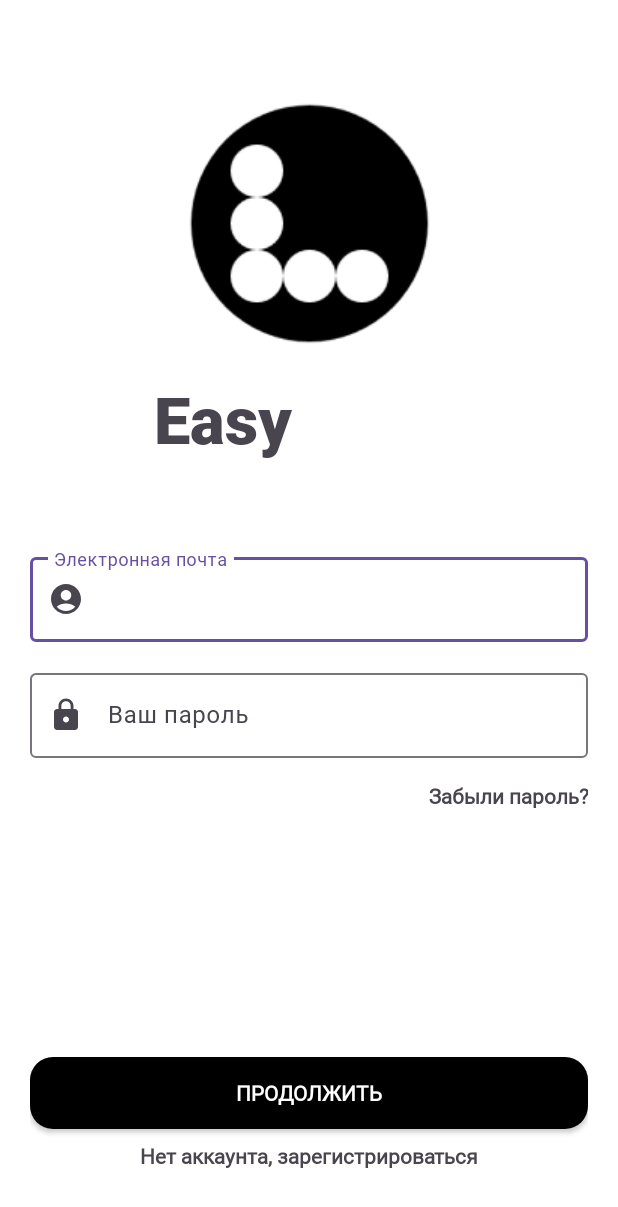
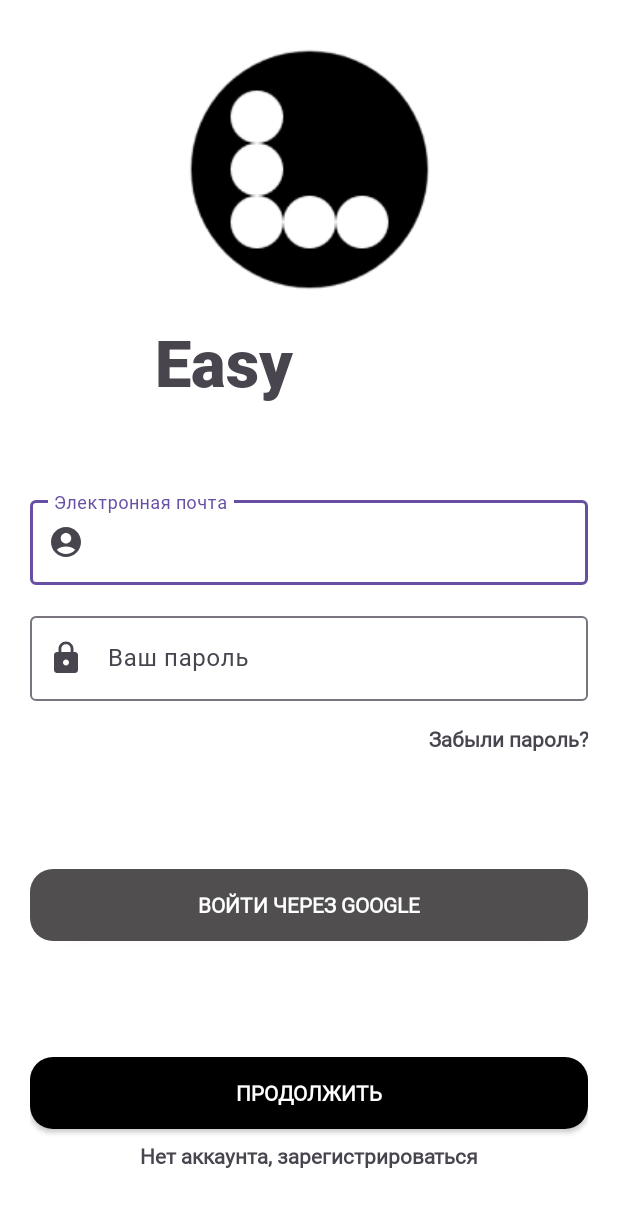
Before and after one commit to hereyourname-hub/IS, an Android app: the LoginActivity screen opened directly, with no data from a screen before it, on a phone screen of 412 x 824 dp. Shown: the top 1207 px of the screen. Run offline under Robolectric (Android 15) with nearby library versions, the phone set to English and light mode, and no system bars; our stand-ins replace Firebase (no records; nobody signed in at launch, a user with empty details on screens opened directly); 1 statement that could not run was skipped.

Commit message:
here dark mode

```diff
--- a/app/build.gradle
+++ b/app/build.gradle
@@ -1,6 +1,7 @@
 plugins {
     id 'com.android.application'
     id 'com.google.gms.google-services'
+
 }
 
 android {
@@ -28,6 +29,10 @@ android {
         testImplementation 'junit:junit:4.13.2'
         androidTestImplementation 'androidx.test.ext:junit:1.1.5'
         androidTestImplementation 'androidx.test.espresso:espresso-core:3.5.1'
+        implementation 'pl.droidsonroids.gif:android-gif-drawable:1.2.19'
+
+        implementation 'com.google.android.gms:play-services-auth:20.2.0'
+
 
     }
 
@@ -48,4 +53,5 @@ dependencies {
     implementation 'com.google.android.material:material:1.5.0'
     implementation 'androidx.constraintlayout:constraintlayout:2.1.4'
     implementation 'com.airbnb.android:lottie:4.2.2'
+    implementation 'com.google.firebase:firebase-auth:21.1.0'
 }
--- a/app/src/main/AndroidManifest.xml
+++ b/app/src/main/AndroidManifest.xml
@@ -14,6 +14,9 @@
         android:supportsRtl="true"
         android:theme="@style/Theme.EasyShelf"
         tools:targetApi="31">
+        <activity
+            android:name=".Frame32"
+            android:exported="false" />
         <activity
             android:name=".Frame24"
             android:exported="false" />
@@ -42,7 +45,7 @@
         <activity
             android:name=".MainActivity"
             android:exported="true"
-            android:theme="@style/AppTheme.NoActionBar"></activity>
+            android:theme="@style/AppTheme.NoActionBar" />
     </application>
 
 </manifest>
--- a/app/src/main/java/com/example/easyshelf/Frame18.java
+++ b/app/src/main/java/com/example/easyshelf/Frame18.java
@@ -13,12 +13,14 @@ public class Frame18 extends AppCompatActivity {
         super.onCreate(savedInstanceState);
         setContentView(R.layout.activity_frame18);
 
+
+
         ImageView btnSw = findViewById(R.id.btn_sw);
         btnSw.setOnClickListener(new View.OnClickListener() {
             @Override
             public void onClick(View v) {
-                // Создаем Intent для запуска активности activity_frame24
-                Intent intent = new Intent(Frame18.this, Frame24.class);
+                // Создаем Intent для запуска активности activity_frame32
+                Intent intent = new Intent(Frame18.this, Frame32.class);
                 startActivity(intent);
             }
         });
--- a/app/src/main/java/com/example/easyshelf/SettingsFragment.java
+++ b/app/src/main/java/com/example/easyshelf/SettingsFragment.java
@@ -25,9 +25,6 @@ public class SettingsFragment extends Fragment {
     @Override
     public View onCreateView(@NonNull LayoutInflater inflater, @Nullable ViewGroup container, @Nullable Bundle savedInstanceState) {
         View view = inflater.inflate(R.layout.fragment_settings, container, false);
-
-        // Уберите эту строку, так как getSupportActionBar() не применим к фрагментам
-        // getSupportActionBar().hide();
 
         switcher = view.findViewById(R.id.switcher);
 
--- /dev/null
+++ b/app/src/main/res/drawable/bg_button_go.xml
@@ -0,0 +1,8 @@
+<?xml version="1.0" encoding="utf-8"?>
+<shape  xmlns:android="http://schemas.android.com/apk/res/android"
+    android:shape="rectangle">
+
+    <solid android:color="@color/primary_color" />
+    <corners android:radius="15dp" />
+
+</shape>
--- a/app/src/main/res/layout/activity_frame18.xml
+++ b/app/src/main/res/layout/activity_frame18.xml
@@ -4,7 +4,9 @@
     xmlns:tools="http://schemas.android.com/tools"
     android:layout_width="match_parent"
     android:layout_height="match_parent"
+    android:background="@color/white"
     tools:context=".Frame18">
+
 
     <ImageView
         android:id="@+id/btn_sw"
--- a/app/src/main/res/layout/activity_login.xml
+++ b/app/src/main/res/layout/activity_login.xml
@@ -7,31 +7,6 @@
     tools:context=".LoginActivity"
     android:padding="20dp"
     android:background="@color/white">
-
-    <ImageView
-        android:id="@+id/imageView"
-        android:layout_width="175dp"
-        android:layout_height="175dp"
-        app:layout_constraintBottom_toTopOf="@+id/tv_login_title"
-        app:layout_constraintEnd_toEndOf="parent"
-        app:layout_constraintStart_toStartOf="parent"
-        app:layout_constraintTop_toTopOf="parent"
-        app:layout_constraintVertical_bias="0.753"
-        app:srcCompat="@drawable/logo" />
-
-    <TextView
-        android:id="@+id/tv_login_title"
-        android:layout_width="205dp"
-        android:layout_height="64dp"
-        android:layout_marginTop="230dp"
-        android:fontFamily="@font/robotoblack"
-        android:text="Easy Shelf"
-        android:textSize="43dp"
-        android:textStyle="bold"
-        app:layout_constraintEnd_toEndOf="parent"
-        app:layout_constraintHorizontal_bias="0.497"
-        app:layout_constraintStart_toStartOf="parent"
-        app:layout_constraintTop_toTopOf="parent" />
 
     <com.google.android.material.textfield.TextInputLayout
         android:id="@+id/til_email"
@@ -46,9 +21,9 @@
 
         <com.google.android.material.textfield.TextInputEditText
             android:id="@+id/et_email"
-            android:fontFamily="@font/roboto"
             android:layout_width="match_parent"
             android:layout_height="wrap_content"
+            android:fontFamily="@font/roboto"
             android:textColor="@color/black" />
     </com.google.android.material.textfield.TextInputLayout>
 
@@ -69,21 +44,8 @@
             android:layout_height="wrap_content"
             android:fontFamily="@font/roboto"
             android:inputType="textPassword"
-            android:textColor="@color/black"/>
+            android:textColor="@color/black" />
     </com.google.android.material.textfield.TextInputLayout>
-
-    <TextView
-        android:id="@+id/tv_forgot_pw"
-        android:layout_width="match_parent"
-        android:layout_height="wrap_content"
-        android:layout_marginTop="15dp"
-        android:text="Забыли пароль?"
-        android:fontFamily="@font/roboto"
-        android:textAlignment="textEnd"
-        android:textStyle="bold"
-        app:layout_constraintEnd_toEndOf="parent"
-        app:layout_constraintStart_toStartOf="parent"
-        app:layout_constraintTop_toBottomOf="@+id/til_password" />
 
 
     <androidx.appcompat.widget.AppCompatButton
@@ -98,6 +60,18 @@
         app:layout_constraintHorizontal_bias="0.6"
         app:layout_constraintStart_toStartOf="parent" />
 
+    <androidx.appcompat.widget.AppCompatButton
+        android:id="@+id/btn_login_google"
+        style="@style/ButtonGoogle"
+        android:layout_width="match_parent"
+        android:layout_height="wrap_content"
+        android:text="Войти через Google"
+        app:layout_constraintBottom_toTopOf="@+id/btn_login"
+        app:layout_constraintEnd_toEndOf="parent"
+        app:layout_constraintHorizontal_bias="0.6"
+        app:layout_constraintStart_toStartOf="parent"
+        app:layout_constraintTop_toBottomOf="@+id/tv_forgot_pw" />
+
     <TextView
         android:id="@+id/tv_havent_account"
         android:layout_width="match_parent"
@@ -111,4 +85,43 @@
         app:layout_constraintEnd_toEndOf="parent"
         app:layout_constraintStart_toStartOf="parent" />
 
+    <ImageView
+        android:id="@+id/imageView"
+        android:layout_width="175dp"
+        android:layout_height="175dp"
+        app:layout_constraintBottom_toTopOf="@+id/tv_login_title"
+        app:layout_constraintEnd_toEndOf="parent"
+        app:layout_constraintStart_toStartOf="parent"
+        app:layout_constraintTop_toTopOf="parent"
+        app:layout_constraintVertical_bias="0.315"
+        app:srcCompat="@drawable/logo" />
+
+    <TextView
+        android:id="@+id/tv_login_title"
+        android:layout_width="205dp"
+        android:layout_height="64dp"
+        android:layout_marginTop="192dp"
+        android:fontFamily="@font/robotoblack"
+        android:text="Easy Shelf"
+        android:textSize="43dp"
+        android:textStyle="bold"
+        app:layout_constraintEnd_toEndOf="parent"
+        app:layout_constraintStart_toStartOf="parent"
+        app:layout_constraintTop_toTopOf="parent" />
+
+    <TextView
+        android:id="@+id/tv_forgot_pw"
+        android:layout_width="match_parent"
+        android:layout_height="wrap_content"
+        android:layout_marginTop="15dp"
+        android:fontFamily="@font/roboto"
+        android:text="Забыли пароль?"
+        android:textAlignment="textEnd"
+        android:textStyle="bold"
+        app:layout_constraintEnd_toEndOf="parent"
+        app:layout_constraintStart_toStartOf="parent"
+        app:layout_constraintTop_toBottomOf="@+id/til_password" />
+
+
+
 </androidx.constraintlayout.widget.ConstraintLayout>
--- a/app/src/main/res/layout/activity_main.xml
+++ b/app/src/main/res/layout/activity_main.xml
@@ -46,6 +46,5 @@
         android:layout_gravity="start"
         android:id="@+id/nav_view"
         app:headerLayout="@layout/nav_header"
-        style="@style/IconTheme"
         app:menu="@menu/drawer_menu"/>
 </androidx.drawerlayout.widget.DrawerLayout>
--- a/app/src/main/res/menu/drawer_menu.xml
+++ b/app/src/main/res/menu/drawer_menu.xml
@@ -1,12 +1,13 @@
 <?xml version="1.0" encoding="utf-8"?>
 <menu xmlns:android="http://schemas.android.com/apk/res/android"
     xmlns:tools="http://schemas.android.com/tools"
-    tools:showIn="navigation_view">
+    tools:showIn="navigation_view"
+    >
 
     <group android:checkableBehavior="single">
         <item android:id="@+id/home"
             android:icon="@drawable/baseline_home_24"
-            android:title="Главная"/>
+            android:title="Главная" />
     </group>
 
     <group android:checkableBehavior="single">
--- a/app/src/main/res/values-night/themes.xml
+++ b/app/src/main/res/values-night/themes.xml
@@ -8,12 +8,14 @@
 
     <style name="SCREEN">
         <item name="android:background">#000</item>
+        <item name="android:textColor">#FFF</item>
+        <item name="iconTint">#FFF</item>
     </style>
     <style name="TEXT">
         <item name="android:textColor">#FFF</item>
     </style>
     <style name="BUTTON">
-        <item name="android:background">#FFF</item>
+        <item name="android:background">@drawable/bg_button_wt</item>
         <item name="android:textColor">#000</item>
     </style>
 </resources>
--- a/app/src/main/res/values/strings.xml
+++ b/app/src/main/res/values/strings.xml
@@ -5,5 +5,6 @@
     <!-- TODO: Remove or change this placeholder text -->
     <string name="hello_blank_fragment">Hello blank fragment</string>
     <string name="settings">Settings</string>
+    <string name="default_web_client_id">1234</string>
 
 </resources>
--- a/app/src/main/res/values/themes.xml
+++ b/app/src/main/res/values/themes.xml
@@ -9,6 +9,16 @@
 
     <style name="ButtonWhite">
         <item name="android:background">@drawable/bg_button</item>
+        <item name="android:fontFamily">@font/roboto</item>
+        <item name="android:textColor">@color/white</item>
+        <item name="android:textSize">14sp</item>
+        <item name="android:textStyle">bold</item>
+    </style>
+
+
+
+    <style name="ButtonGoogle">
+        <item name="android:background">@drawable/bg_button_go</item>
         <item name="android:fontFamily">@font/roboto</item>
         <item name="android:textColor">@color/white</item>
         <item name="android:textSize">14sp</item>
@@ -30,12 +40,14 @@
 
     <style name="SCREEN">
         <item name="android:background">#FFF</item>
+        <item name="android:textColor">#000</item>
+        <item name="iconTint">#000</item>
     </style>
     <style name="TEXT">
         <item name="android:textColor">#000</item>
     </style>
     <style name="BUTTON">
-        <item name="android:background">#000</item>
+        <item name="android:background">@drawable/bg_button</item>
         <item name="android:textColor">#FFF</item>
     </style>
 
```
Also changed, not shown: app/src/main/java/com/example/easyshelf/Frame32.java (renamed from app/src/main/java/com/example/easyshelf/SplashScreen.java, +4 -4 lines), app/src/main/java/com/example/easyshelf/LoginActivity.java (+6 -2 lines), app/src/main/res/drawable/bg_button_wt.xml (added, +8 -0 lines), app/src/main/res/layout/activity_frame24.xml (+20 -18 lines), app/src/main/res/layout/activity_frame32.xml (added, +19 -0 lines), app/src/main/res/layout/fragment_home.xml (+9 -1 lines), app/src/main/res/layout/fragment_settings.xml (+1 -12 lines), app/src/main/res/drawable/wifi.gif (added).
